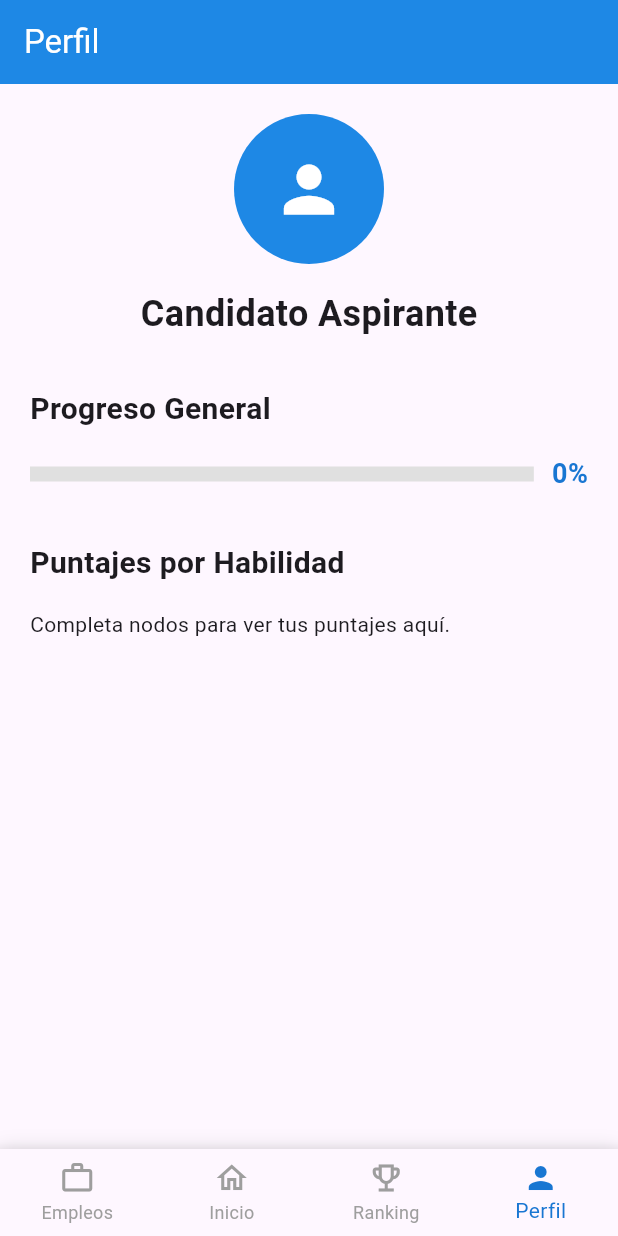
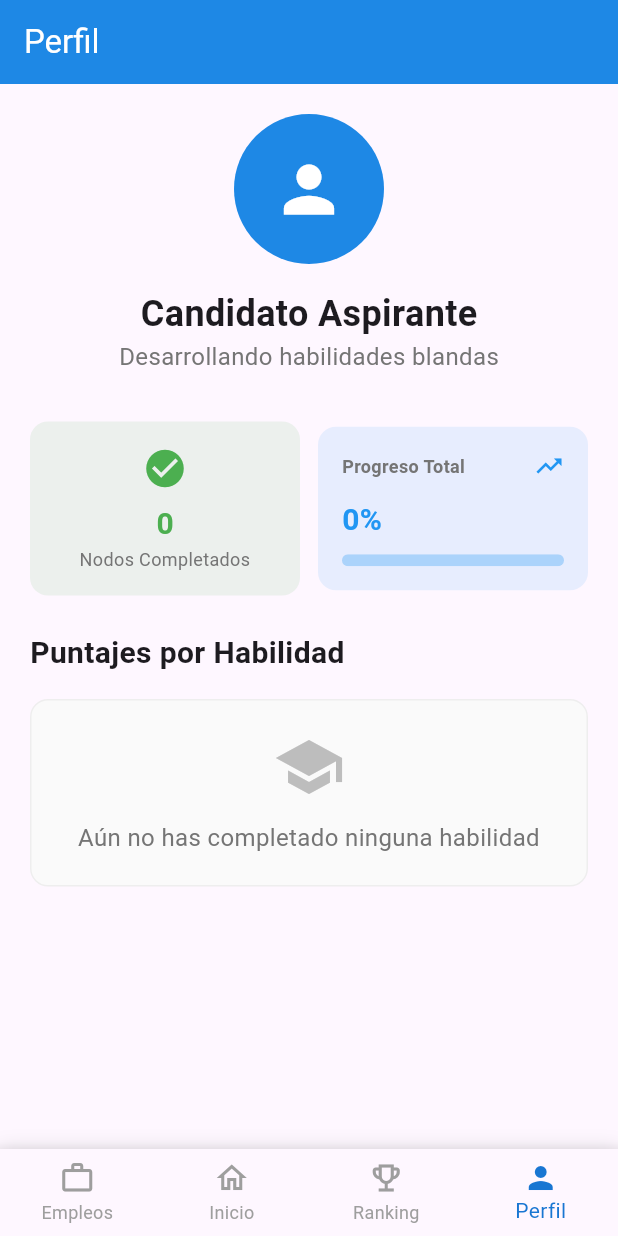
Before and after one commit to Sr4v33/Ingenieria_Software-SkillPath, a Flutter app: the screen it shows after launch, item 4 of the bottom bar chosen, on a phone screen of 412 x 824 dp. Run offline on Flutter 3.47's test engine with Material 3 defaults, Android fonts, the light colour scheme and no system bars; our stand-ins replace shared_preferences.

Commit message:
Profile update

```diff
--- a/lib/main.dart
+++ b/lib/main.dart
@@ -1164,54 +1164,241 @@ class ProfileScreen extends StatelessWidget {
     final progress = progressManager.progressPercentage;
 
     return Scaffold(
-      appBar: AppBar(title: Text('Perfil'), backgroundColor: Colors.blue[600], foregroundColor: Colors.white),
+      appBar: AppBar(
+        title: Text('Perfil'),
+        backgroundColor: Colors.blue[600],
+        foregroundColor: Colors.white,
+      ),
       body: SingleChildScrollView(
         padding: EdgeInsets.all(20),
         child: Column(
           crossAxisAlignment: CrossAxisAlignment.start,
           children: [
+            // --- Sección de Información del Usuario ---
             Center(
               child: Column(
                 children: [
-                  CircleAvatar(radius: 50, backgroundColor: Colors.blue[600], child: Icon(Icons.person, size: 50, color: Colors.white)),
+                  CircleAvatar(
+                    radius: 50,
+                    backgroundColor: Colors.blue[600],
+                    child: Icon(Icons.person, size: 50, color: Colors.white),
+                  ),
                   SizedBox(height: 16),
-                  Text('Candidato Aspirante', style: TextStyle(fontSize: 24, fontWeight: FontWeight.bold)),
+                  Text(
+                    'Candidato Aspirante',
+                    style: TextStyle(
+                      fontSize: 24,
+                      fontWeight: FontWeight.bold,
+                    ),
+                  ),
+                  Text(
+                    'Desarrollando habilidades blandas',
+                    style: TextStyle(
+                      color: Colors.grey[600],
+                      fontSize: 16,
+                    ),
+                  ),
                 ],
               ),
             ),
             SizedBox(height: 32),
-            Text('Progreso General', style: TextStyle(fontSize: 20, fontWeight: FontWeight.bold)),
-            SizedBox(height: 16),
-            Row(children: [
-              Expanded(child: LinearProgressIndicator(value: progress, minHeight: 10, backgroundColor: Colors.grey[300])),
-              SizedBox(width: 12),
-              Text('${(progress * 100).round()}%', style: TextStyle(fontSize: 18, fontWeight: FontWeight.bold, color: Colors.blue[700])),
-            ]),
-            SizedBox(height: 32),
-            Text('Puntajes por Habilidad', style: TextStyle(fontSize: 20, fontWeight: FontWeight.bold)),
-            SizedBox(height: 16),
-            if (stats.skillScores.isEmpty)
-              Text('Completa nodos para ver tus puntajes aquí.')
-            else
-              ...stats.skillScores.entries.map((entry) => Card(
-                margin: EdgeInsets.only(bottom: 12),
-                child: Padding(
-                  padding: const EdgeInsets.all(16.0),
-                  child: Row(
-                    mainAxisAlignment: MainAxisAlignment.spaceBetween,
-                    children: [
-                      Text(entry.key, style: TextStyle(fontSize: 16, fontWeight: FontWeight.w500)),
-                      Text('${entry.value}%', style: TextStyle(fontSize: 18, fontWeight: FontWeight.bold, color: _getScoreColor(entry.value))),
-                    ],
+
+            // --- Estadísticas rápidas ---
+            Row(
+              children: [
+                Expanded(
+                  child: _buildStatCard(
+                    'Nodos Completados',
+                    '${progressManager.completedNodesCount}',
+                    Icons.check_circle,
+                    Colors.green,
                   ),
                 ),
-              )),
+                SizedBox(width: 12),
+                Expanded(
+                  // NUEVO: Se utiliza el nuevo widget para la barra de progreso
+                  child: _buildProgressStatCard(
+                    'Progreso Total',
+                    progress, // Se pasa el valor de progreso (ej. 0.5 para 50%)
+                    Icons.trending_up,
+                    Colors.blue,
+                  ),
+                ),
+              ],
+            ),
+            SizedBox(height: 24),
+
+            // --- Puntajes por Habilidad ---
+            Text(
+              'Puntajes por Habilidad',
+              style: TextStyle(
+                fontSize: 20,
+                fontWeight: FontWeight.bold,
+              ),
+            ),
+            SizedBox(height: 16),
+
+            if (stats.skillScores.isEmpty)
+              Container(
+                width: double.infinity,
+                padding: EdgeInsets.all(20),
+                decoration: BoxDecoration(
+                  color: Colors.grey[50],
+                  borderRadius: BorderRadius.circular(12),
+                  border: Border.all(color: Colors.grey[200]!),
+                ),
+                child: Column(
+                  children: [
+                    Icon(Icons.school, size: 48, color: Colors.grey[400]),
+                    SizedBox(height: 12),
+                    Text(
+                      'Aún no has completado ninguna habilidad',
+                      textAlign: TextAlign.center,
+                      style: TextStyle(
+                        color: Colors.grey[600],
+                        fontSize: 16,
+                      ),
+                    ),
+                  ],
+                ),
+              )
+            else
+              ...stats.skillScores.entries.map((entry) => Container(
+                margin: EdgeInsets.only(bottom: 12),
+                padding: EdgeInsets.all(16),
+                decoration: BoxDecoration(
+                  color: Colors.white,
+                  borderRadius: BorderRadius.circular(12),
+                  border: Border.all(color: _getScoreColor(entry.value).withOpacity(0.3)),
+                  boxShadow: [
+                    BoxShadow(
+                      color: Colors.grey.withOpacity(0.05),
+                      spreadRadius: 1,
+                      blurRadius: 5,
+                    )
+                  ],
+                ),
+                child: Row(
+                  children: [
+                    Container(
+                      width: 40,
+                      height: 40,
+                      decoration: BoxDecoration(
+                        color: _getScoreColor(entry.value),
+                        shape: BoxShape.circle,
+                      ),
+                      child: Icon(Icons.check, color: Colors.white),
+                    ),
+                    SizedBox(width: 12),
+                    Expanded(
+                      child: Text(
+                        entry.key,
+                        style: TextStyle(
+                          fontWeight: FontWeight.w600,
+                          fontSize: 16,
+                        ),
+                      ),
+                    ),
+                    Text(
+                      '${entry.value}%',
+                      style: TextStyle(
+                        fontSize: 18,
+                        fontWeight: FontWeight.bold,
+                        color: _getScoreColor(entry.value),
+                      ),
+                    ),
+                  ],
+                ),
+              )).toList(),
           ],
         ),
       ),
     );
   }
 
+  // --- Widget para las tarjetas de estadísticas (sin cambios) ---
+  Widget _buildStatCard(String title, String value, IconData icon, Color color) {
+    return Container(
+      padding: EdgeInsets.all(16),
+      decoration: BoxDecoration(
+        color: color.withOpacity(0.1),
+        borderRadius: BorderRadius.circular(12),
+      ),
+      child: Column(
+        children: [
+          Icon(icon, color: color, size: 30),
+          SizedBox(height: 8),
+          Text(
+            value,
+            style: TextStyle(
+              fontSize: 20,
+              fontWeight: FontWeight.bold,
+              color: color,
+            ),
+          ),
+          Text(
+            title,
+            textAlign: TextAlign.center,
+            style: TextStyle(
+              fontSize: 12,
+              color: Colors.grey[600],
+            ),
+          ),
+        ],
+      ),
+    );
+  }
+
+  // --- NUEVO: Widget específico para la tarjeta de progreso ---
+  Widget _buildProgressStatCard(String title, double progress, IconData icon, Color color) {
+    return Container(
+      padding: EdgeInsets.all(16),
+      decoration: BoxDecoration(
+        color: color.withOpacity(0.1),
+        borderRadius: BorderRadius.circular(12),
+      ),
+      child: Column(
+        crossAxisAlignment: CrossAxisAlignment.start,
+        children: [
+          Row(
+            mainAxisAlignment: MainAxisAlignment.spaceBetween,
+            children: [
+              Text(
+                title,
+                style: TextStyle(
+                  fontSize: 12,
+                  color: Colors.grey[600],
+                  fontWeight: FontWeight.bold,
+                ),
+              ),
+              Icon(icon, color: color, size: 20),
+            ],
+          ),
+          SizedBox(height: 12),
+          Text(
+            '${(progress * 100).round()}%',
+            style: TextStyle(
+              fontSize: 20,
+              fontWeight: FontWeight.bold,
+              color: color,
+            ),
+          ),
+          SizedBox(height: 8),
+          ClipRRect(
+            borderRadius: BorderRadius.circular(10),
+            child: LinearProgressIndicator(
+              value: progress,
+              minHeight: 8,
+              backgroundColor: color.withOpacity(0.3),
+              valueColor: AlwaysStoppedAnimation<Color>(color),
+            ),
+          ),
+        ],
+      ),
+    );
+  }
+
+  // --- Lógica para colorear el puntaje (sin cambios) ---
   Color _getScoreColor(int score) {
     if (score >= 90) return Colors.green;
     if (score >= 70) return Colors.orange;
```
